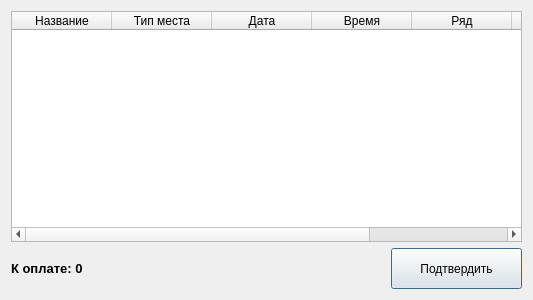
First picture: the form in VTeatre/finalywindow.ui, repository sashaserg/Cursovaya, before the edit.
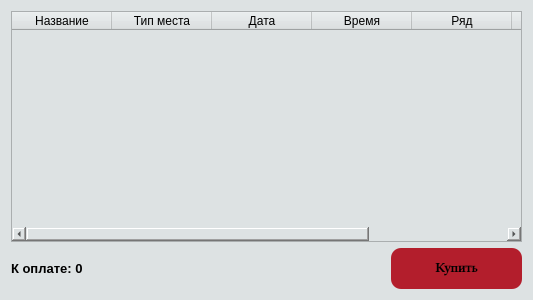
Second picture: the form after the edit. Icons and pictures are not drawn.

The edit to the form file:
```diff
--- a/VTeatre/finalywindow.ui
+++ b/VTeatre/finalywindow.ui
@@ -17,6 +17,9 @@
    <iconset resource="Resurs1.qrc">
     <normaloff>:/image/theater.ico</normaloff>:/image/theater.ico</iconset>
   </property>
+  <property name="styleSheet">
+   <string notr="true">background-color: #dde2e3;</string>
+  </property>
   <layout class="QGridLayout" name="gridLayout">
    <item row="0" column="0">
     <layout class="QVBoxLayout" name="verticalLayout_2">
@@ -60,7 +63,7 @@
        </column>
        <column>
         <property name="text">
-         <string>Цена</string>
+         <string>Цена, грн</string>
         </property>
        </column>
       </widget>
@@ -112,8 +115,27 @@
              <height>41</height>
             </size>
            </property>
+           <property name="font">
+            <font>
+             <family>Palatino Linotype</family>
+             <pointsize>10</pointsize>
+             <weight>75</weight>
+             <bold>true</bold>
+            </font>
+           </property>
+           <property name="styleSheet">
+            <string notr="true">QPushButton{
+background-color: #b31e2c;
+border-style: outset;
+border-radius: 10px;	
+}
+QPushButton::pressed{
+background-color: #376bbf
+}
+</string>
+           </property>
            <property name="text">
-            <string>Подтвердить</string>
+            <string>Купить</string>
            </property>
           </widget>
          </item>
```
